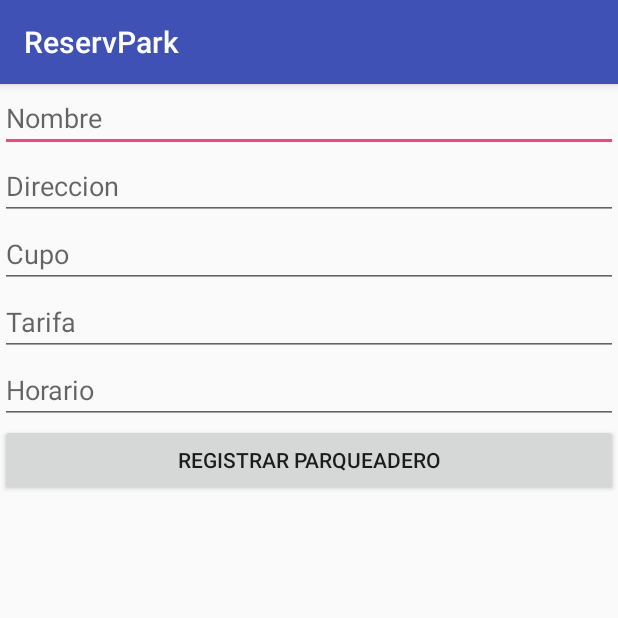
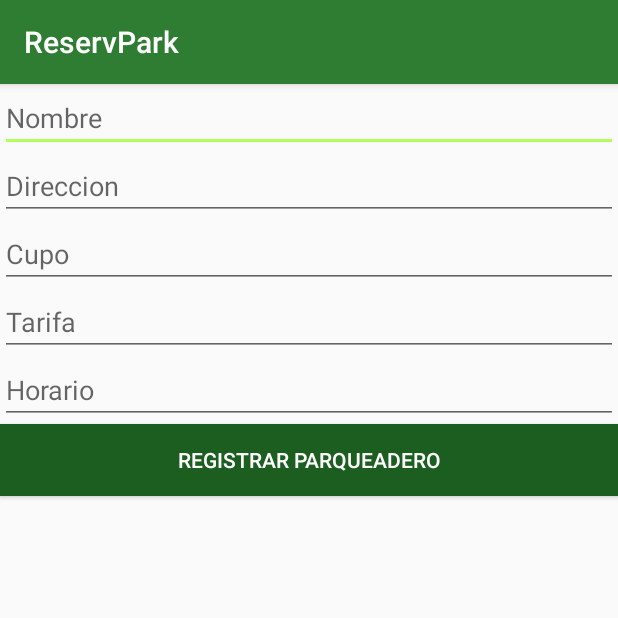
Before and after one commit to wilmeraraujo/ReservPark, an Android app: the screen it shows after launch (RegisterParkActivity), after a tap on "REGISTRAR PARQUEADERO", on a phone screen of 412 x 824 dp, the top half of it. Run offline under Robolectric (Android 15) with nearby library versions, the phone set to English and light mode, and no system bars.

Commit message:
reservPark_V2

```diff
--- a/app/build.gradle
+++ b/app/build.gradle
@@ -25,7 +25,8 @@ dependencies {
         exclude group: 'com.android.support', module: 'support-annotations'
     })
     compile 'com.android.support:appcompat-v7:26.+'
-    testCompile 'junit:junit:4.12'
     compile 'com.android.support:cardview-v7:25.2.0'
     compile 'com.android.support:recyclerview-v7:25.2.0'
+    compile 'com.android.support:design:26.+'
+    testCompile 'junit:junit:4.12'
 }
--- a/app/src/main/res/layout/activity_registerpark.xml
+++ b/app/src/main/res/layout/activity_registerpark.xml
@@ -32,5 +32,7 @@
         android:layout_width="match_parent"
         android:layout_height="wrap_content"
         android:text="@string/texto_btn_crearpark"
+        android:background="@color/colorVerde"
+        android:textColor="@android:color/white"
         android:onClick="validateCreatePark"/>
 </LinearLayout>
--- /dev/null
+++ b/app/src/main/res/menu/menu.xml
@@ -0,0 +1,20 @@
+<?xml version="1.0" encoding="utf-8"?>
+<menu xmlns:android="http://schemas.android.com/apk/res/android"
+xmlns:app="http://schemas.android.com/apk/res-auto">
+<item
+    android:id="@+id/opcion1"
+    app:showAsAction="ifRoom"
+    android:title="Park"
+    >
+</item>
+<item
+    android:id="@+id/opcion2"
+    app:showAsAction="ifRoom"
+    android:title="Reserva">
+</item>
+<item
+    android:id="@+id/opcion3"
+    app:showAsAction="never"
+    android:title="Login">
+</item>
+</menu>
--- a/app/src/main/res/values/colors.xml
+++ b/app/src/main/res/values/colors.xml
@@ -1,6 +1,8 @@
 <?xml version="1.0" encoding="utf-8"?>
 <resources>
-    <color name="colorPrimary">#3F51B5</color>
-    <color name="colorPrimaryDark">#303F9F</color>
-    <color name="colorAccent">#FF4081</color>
+    <color name="colorPrimary">#2e7d32</color>
+    <color name="colorPrimaryDark">#1a237e</color>
+    <color name="colorAccent">#b2ff59</color>
+    <color name="colorAzul">#c8e6c9</color>
+    <color name="colorVerde">#1b5e20</color>
 </resources>
```
Also changed, not shown: app/src/main/AndroidManifest.xml (+7 -2 lines), app/src/main/java/com/example/samsung/reservpark/views/MainActivity.java (+27 -0 lines), app/src/main/res/layout/activity_main.xml (+7 -3 lines), app/src/main/res/layout/cardview_parks.xml (+4 -4 lines), app/src/main/res/values/strings.xml (+14 -0 lines), app/src/main/ic_launcher-web.png (added), app/src/main/res/mipmap-hdpi/ic_launcher.png, app/src/main/res/mipmap-mdpi/ic_launcher.png, app/src/main/res/mipmap-xhdpi/ic_launcher.png, app/src/main/res/mipmap-xxhdpi/ic_launcher.png, app/src/main/res/mipmap-xxxhdpi/ic_launcher.png.
